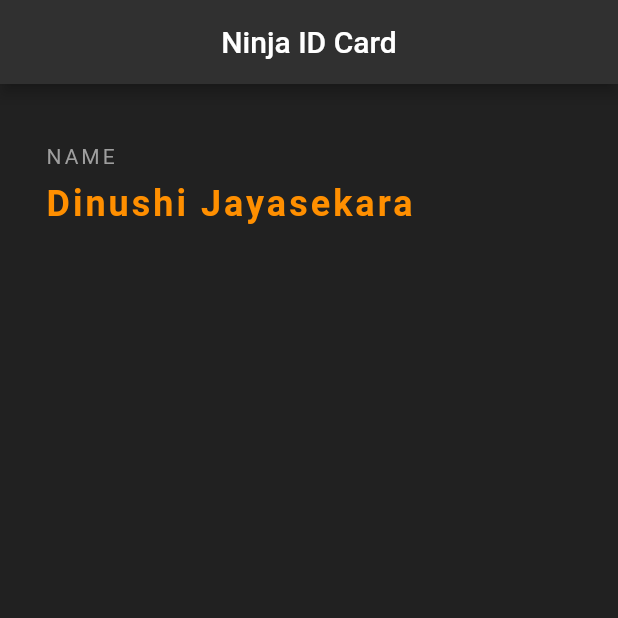
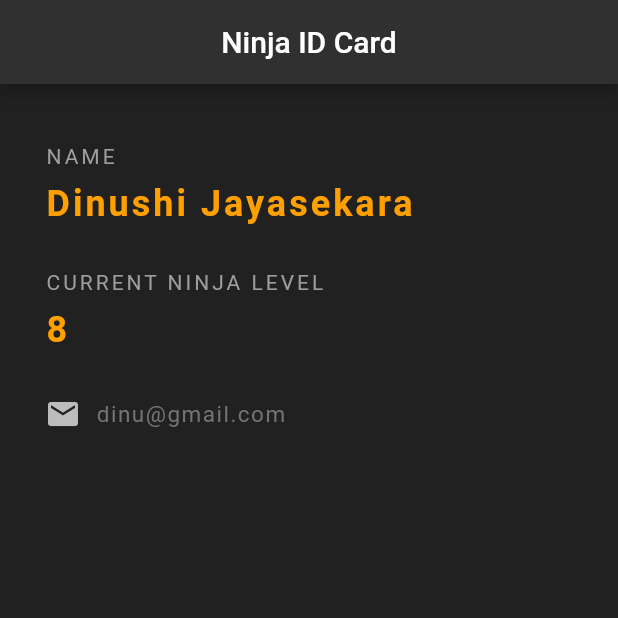
Before and after one commit to DinushiJayasekara/flutter-netninja-id, a Flutter app: the screen it shows after launch, on a phone screen of 412 x 824 dp, the top half of it. Run offline on Flutter 3.47's test engine with Material 2 defaults, Android fonts, the phone set to English and light mode, and no system bars.

Commit message:
add-text-properties

```diff
--- a/lib/main.dart
+++ b/lib/main.dart
@@ -54,7 +54,7 @@ class _MyHomePageState extends State<MyHomePage> {
             Text(
               'Dinushi Jayasekara',
               style: TextStyle(
-                color: Colors.amber[800],
+                color: Colors.amber[700],
                 letterSpacing: 2.0,
                 fontSize: 24.0,
                 fontWeight: FontWeight.bold,
@@ -63,6 +63,47 @@ class _MyHomePageState extends State<MyHomePage> {
             SizedBox(
               height: 30.0,
             ),
+            Text(
+              'CURRENT NINJA LEVEL',
+              style: TextStyle(
+                color: Colors.grey,
+                letterSpacing: 2.0,
+              ),
+            ),
+            SizedBox(
+              height: 10.0,
+            ),
+            Text(
+              '8',
+              style: TextStyle(
+                color: Colors.amber[700],
+                letterSpacing: 2.0,
+                fontSize: 24.0,
+                fontWeight: FontWeight.bold,
+              ),
+            ),
+            SizedBox(
+              height: 30.0,
+            ),
+            Row(
+              children: <Widget>[
+                Icon(
+                  Icons.email,
+                  color: Colors.grey[400],
+                ),
+                SizedBox(
+                  width: 10.0,
+                ),
+                Text(
+                  'dinu@gmail.com',
+                  style: TextStyle(
+                    color: Colors.grey[600],
+                    fontSize: 15,
+                    letterSpacing: 1.0,
+                  ),
+                ),
+              ],
+            ),
           ],
         ),
       ),
```
